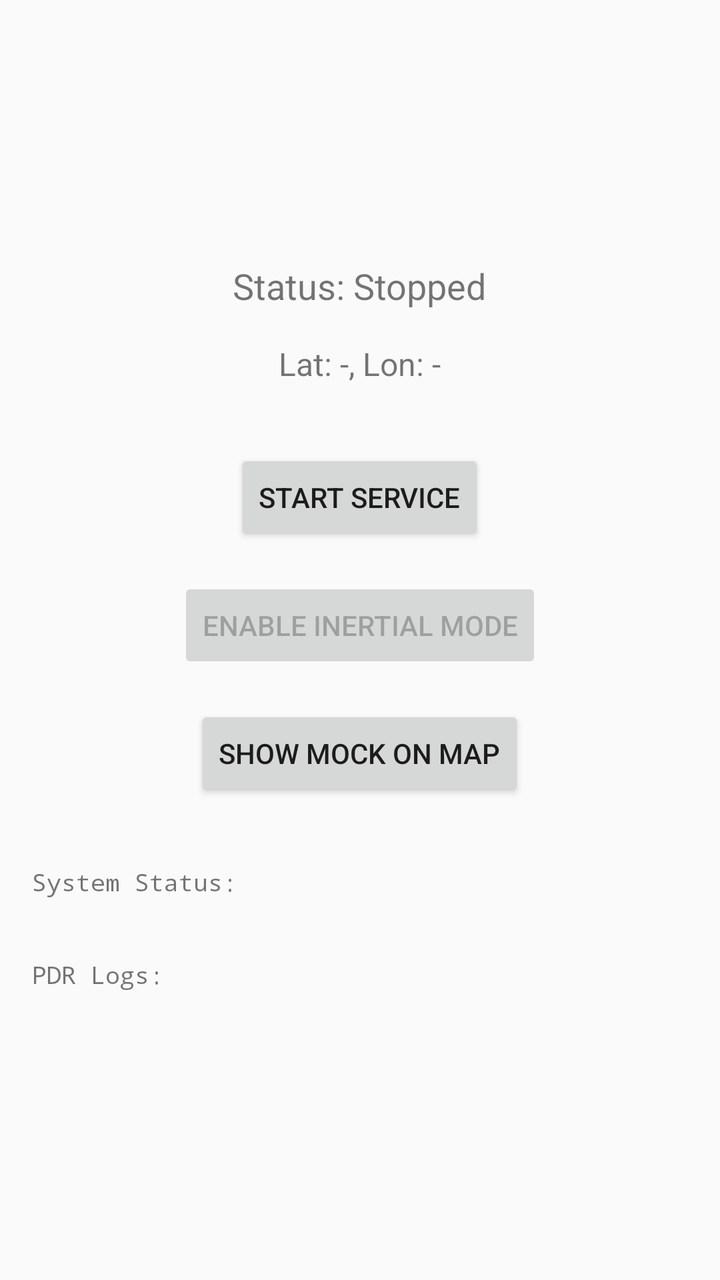
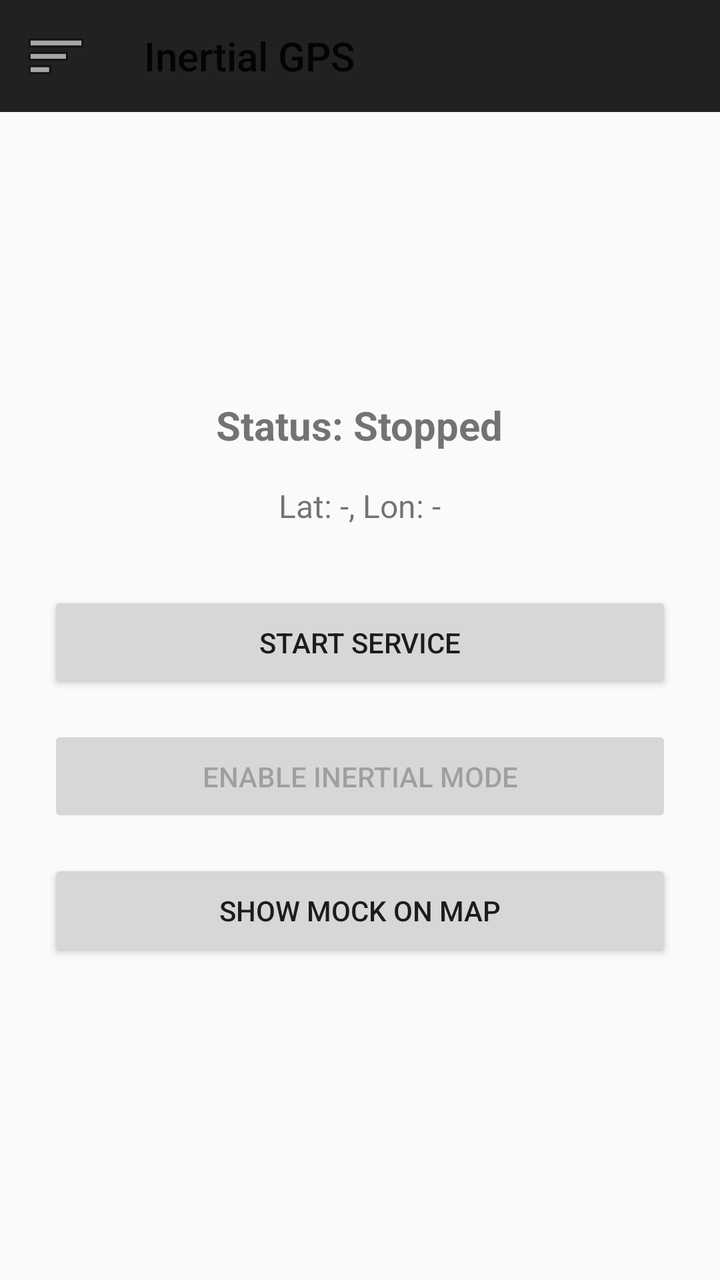

Screens rendered from an Android XML layout before and after an edit, with the pre-edit source and the edit as a unified diff.
<!-- AndroidManifest.xml: application theme Theme.AppCompat.Light.DarkActionBar -->
<!-- res/layout/activity_main.xml -->
<?xml version="1.0" encoding="utf-8"?>
<ScrollView xmlns:android="http://schemas.android.com/apk/res/android"
    android:layout_width="match_parent"
    android:layout_height="match_parent"
    android:fillViewport="true">

    <LinearLayout
        android:layout_width="match_parent"
        android:layout_height="wrap_content"
        android:orientation="vertical"
        android:padding="16dp"
        android:gravity="center">

    <TextView
        android:id="@+id/tvStatus"
        android:layout_width="wrap_content"
        android:layout_height="wrap_content"
        android:text="Status: Stopped"
        android:textSize="18sp"
        android:layout_marginBottom="16dp" />

    <TextView
        android:id="@+id/tvLocation"
        android:layout_width="wrap_content"
        android:layout_height="wrap_content"
        android:text="Lat: -, Lon: -"
        android:textSize="16sp"
        android:layout_marginBottom="32dp" />

    <Button
        android:id="@+id/btnToggle"
        android:layout_width="wrap_content"
        android:layout_height="wrap_content"
        android:layout_marginBottom="16dp"
        android:text="Start Service" />

    <Button
        android:id="@+id/btnToggleInertial"
        android:layout_width="wrap_content"
        android:layout_height="wrap_content"
        android:layout_marginBottom="16dp"
        android:enabled="false"
        android:text="Enable Inertial Mode" />
        
    <Button
        android:id="@+id/btnShowMap"
        android:layout_width="wrap_content"
        android:layout_height="wrap_content"
        android:layout_marginBottom="16dp"
        android:text="Show Mock on Map" />
        
    <TextView
        android:id="@+id/tvSysLogs"
        android:layout_width="match_parent"
        android:layout_height="wrap_content"
        android:text="System Status:\n"
        android:textSize="12sp"
        android:typeface="monospace"
        android:layout_marginTop="16dp" />

    <TextView
        android:id="@+id/tvLogs"
        android:layout_width="match_parent"
        android:layout_height="wrap_content"
        android:text="PDR Logs:\n"
        android:textSize="12sp"
        android:typeface="monospace"
        android:layout_marginTop="16dp" />

    </LinearLayout>
</ScrollView>
<!-- resources referenced by this layout -->
<resources>

</resources>

<!-- the commit's change to res/layout/activity_main.xml (unified diff, before → after) -->
@@ -1,71 +1,148 @@
 <?xml version="1.0" encoding="utf-8"?>
-<ScrollView xmlns:android="http://schemas.android.com/apk/res/android"
+<androidx.drawerlayout.widget.DrawerLayout xmlns:android="http://schemas.android.com/apk/res/android"
+    xmlns:app="http://schemas.android.com/apk/res-auto"
+    android:id="@+id/drawerLayout"
     android:layout_width="match_parent"
-    android:layout_height="match_parent"
-    android:fillViewport="true">
+    android:layout_height="match_parent">
 
+    
     <LinearLayout
         android:layout_width="match_parent"
-        android:layout_height="wrap_content"
-        android:orientation="vertical"
-        android:padding="16dp"
-        android:gravity="center">
+        android:layout_height="match_parent"
+        android:orientation="vertical">
 
-    <TextView
-        android:id="@+id/tvStatus"
+        <com.google.android.material.appbar.AppBarLayout
+            android:layout_width="match_parent"
+            android:layout_height="wrap_content">
+            <com.google.android.material.appbar.MaterialToolbar
+                android:id="@+id/topAppBar"
+                android:layout_width="match_parent"
+                android:layout_height="?attr/actionBarSize"
+                app:title="Inertial GPS"
+                app:navigationIcon="@android:drawable/ic_menu_sort_by_size" />
+        </com.google.android.material.appbar.AppBarLayout>
+
+        <FrameLayout
+            android:id="@+id/contentFrame"
+            android:layout_width="match_parent"
+            android:layout_height="match_parent">
+
+            
+            <ScrollView
+                android:id="@+id/layoutPanel"
+                android:layout_width="match_parent"
+                android:layout_height="match_parent"
+                android:fillViewport="true">
+                <LinearLayout
+                    android:layout_width="match_parent"
+                    android:layout_height="wrap_content"
+                    android:orientation="vertical"
+                    android:padding="24dp"
+                    android:gravity="center">
+
+                    <TextView
+                        android:id="@+id/tvStatus"
+                        android:layout_width="wrap_content"
+                        android:layout_height="wrap_content"
+                        android:text="Status: Stopped"
+                        android:textSize="20sp"
+                        android:textStyle="bold"
+                        android:layout_marginBottom="16dp" />
+
+                    <TextView
+                        android:id="@+id/tvLocation"
+                        android:layout_width="wrap_content"
+                        android:layout_height="wrap_content"
+                        android:text="Lat: -, Lon: -"
+                        android:textSize="16sp"
+                        android:layout_marginBottom="32dp" />
+
+                    <Button
+                        android:id="@+id/btnToggle"
+                        android:layout_width="match_parent"
+                        android:layout_height="wrap_content"
+                        android:layout_marginBottom="16dp"
+                        android:padding="16dp"
+                        android:text="Start Service" />
+
+                    <Button
+                        android:id="@+id/btnToggleInertial"
+                        android:layout_width="match_parent"
+                        android:layout_height="wrap_content"
+                        android:layout_marginBottom="16dp"
+                        android:padding="16dp"
+                        android:enabled="false"
+                        android:text="Enable Inertial Mode" />
+                        
+                    <Button
+                        android:id="@+id/btnShowMap"
+                        android:layout_width="match_parent"
+                        android:layout_height="wrap_content"
+                        android:layout_marginBottom="16dp"
+                        android:padding="16dp"
+                        android:text="Show Mock on Map" />
+                </LinearLayout>
+            </ScrollView>
+
+            
+            <ScrollView
+                android:id="@+id/layoutLogs"
+                android:layout_width="match_parent"
+                android:layout_height="match_parent"
+                android:visibility="gone"
+                android:fillViewport="true">
+                <LinearLayout
+                    android:layout_width="match_parent"
+                    android:layout_height="wrap_content"
+                    android:orientation="vertical"
+                    android:padding="16dp">
+
+                    <TextView
+                        android:layout_width="wrap_content"
+                        android:layout_height="wrap_content"
+                        android:text="Engine Diagnostics"
+                        android:textSize="18sp"
+                        android:textStyle="bold"
+                        android:layout_marginBottom="8dp"/>
+                        
+                    <TextView
+                        android:id="@+id/tvDiagnostics"
+                        android:layout_width="match_parent"
+                        android:layout_height="wrap_content"
+                        android:text="Waiting for data..."
+                        android:textSize="12sp"
+                        android:typeface="monospace"
+                        android:background="#f0f0f0"
+                        android:padding="8dp"
+                        android:layout_marginBottom="16dp"/>
+
+                    <TextView
+                        android:id="@+id/tvSysLogs"
+                        android:layout_width="match_parent"
+                        android:layout_height="wrap_content"
+                        android:text="System Status:\n"
+                        android:textSize="12sp"
+                        android:typeface="monospace"
+                        android:layout_marginBottom="16dp" />
+
+                    <TextView
+                        android:id="@+id/tvLogs"
+                        android:layout_width="match_parent"
+                        android:layout_height="wrap_content"
+                        android:text="PDR Logs:\n"
+                        android:textSize="12sp"
+                        android:typeface="monospace" />
+                </LinearLayout>
+            </ScrollView>
+        </FrameLayout>
+    </LinearLayout>
+
+    
+    <com.google.android.material.navigation.NavigationView
+        android:id="@+id/navView"
         android:layout_width="wrap_content"
-        android:layout_height="wrap_content"
-        android:text="Status: Stopped"
-        android:textSize="18sp"
-        android:layout_marginBottom="16dp" />
+        android:layout_height="match_parent"
+        android:layout_gravity="start"
+        app:menu="@menu/nav_menu" />
 
-    <TextView
-        android:id="@+id/tvLocation"
-        android:layout_width="wrap_content"
-        android:layout_height="wrap_content"
-        android:text="Lat: -, Lon: -"
-        android:textSize="16sp"
-        android:layout_marginBottom="32dp" />
-
-    <Button
-        android:id="@+id/btnToggle"
-        android:layout_width="wrap_content"
-        android:layout_height="wrap_content"
-        android:layout_marginBottom="16dp"
-        android:text="Start Service" />
-
-    <Button
-        android:id="@+id/btnToggleInertial"
-        android:layout_width="wrap_content"
-        android:layout_height="wrap_content"
-        android:layout_marginBottom="16dp"
-        android:enabled="false"
-        android:text="Enable Inertial Mode" />
-        
-    <Button
-        android:id="@+id/btnShowMap"
-        android:layout_width="wrap_content"
-        android:layout_height="wrap_content"
-        android:layout_marginBottom="16dp"
-        android:text="Show Mock on Map" />
-        
-    <TextView
-        android:id="@+id/tvSysLogs"
-        android:layout_width="match_parent"
-        android:layout_height="wrap_content"
-        android:text="System Status:\n"
-        android:textSize="12sp"
-        android:typeface="monospace"
-        android:layout_marginTop="16dp" />
-
-    <TextView
-        android:id="@+id/tvLogs"
-        android:layout_width="match_parent"
-        android:layout_height="wrap_content"
-        android:text="PDR Logs:\n"
-        android:textSize="12sp"
-        android:typeface="monospace"
-        android:layout_marginTop="16dp" />
-
-    </LinearLayout>
-</ScrollView>
+</androidx.drawerlayout.widget.DrawerLayout>
